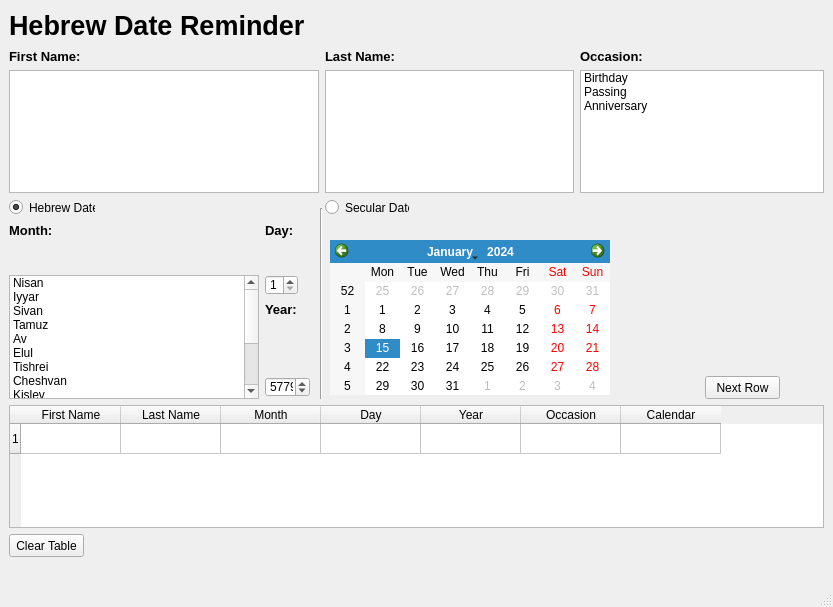
First picture: the form in app_gui.ui, repository roovyshapiro/HebrewDateReminder, before the edit.
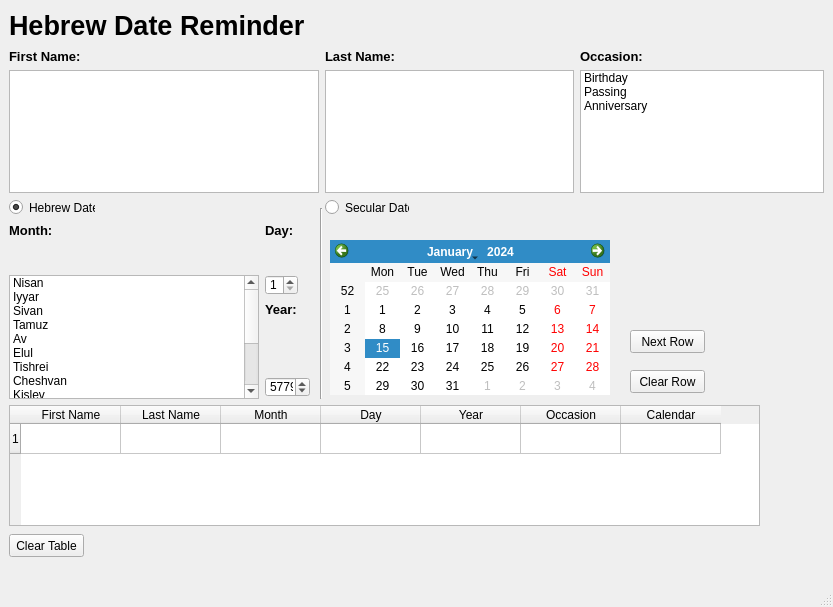
Second picture: the form after the edit.

Commit message:
Add clear row, current row updates dynamically
Added a clear row button which empties out all the fields
filled out in the current table's row.

Additionally, when clicking on a different row,
the self.row updates so that you can fill out fields in different
parts of the table.
It works, but needs to be reviewed for some strange behaviors.
Need to work on a row deletion button and perhaps a box showing
showing the currently selected row.

What changed in the file:
```diff
--- a/app_gui.ui
+++ b/app_gui.ui
@@ -124,8 +124,8 @@
      <rect>
       <x>9</x>
       <y>405</y>
-      <width>815</width>
-      <height>123</height>
+      <width>751</width>
+      <height>121</height>
      </rect>
     </property>
     <row>
@@ -204,8 +204,8 @@
    <widget class="QPushButton" name="next_row">
     <property name="geometry">
      <rect>
-      <x>705</x>
-      <y>376</y>
+      <x>630</x>
+      <y>330</y>
       <width>75</width>
       <height>23</height>
      </rect>
@@ -445,6 +445,19 @@
      <string>Secular Date</string>
     </property>
    </widget>
+   <widget class="QPushButton" name="clear_row_btn">
+    <property name="geometry">
+     <rect>
+      <x>630</x>
+      <y>370</y>
+      <width>75</width>
+      <height>23</height>
+     </rect>
+    </property>
+    <property name="text">
+     <string>Clear Row</string>
+    </property>
+   </widget>
   </widget>
   <widget class="QMenuBar" name="menubar">
    <property name="geometry">
```
The commit also changes 1 other file.
